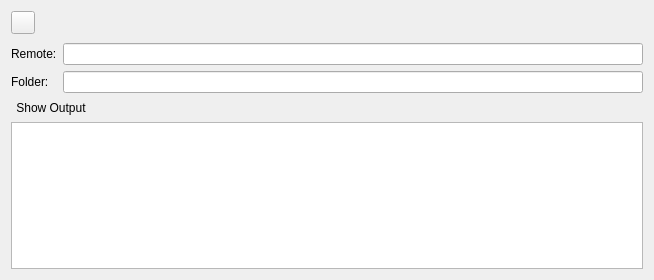
Above: src/stream_widget.ui from holazt/RcloneBrowser before the change. Below: the same form after it.
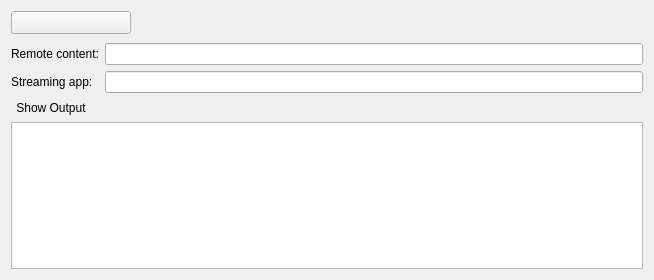
That is the form after the change.

Commit message: updated streaming functionality

The edit to the form file:
```diff
--- a/src/stream_widget.ui
+++ b/src/stream_widget.ui
@@ -34,6 +34,12 @@
       </property>
       <item>
        <widget class="QToolButton" name="showDetails">
+        <property name="minimumSize">
+         <size>
+          <width>120</width>
+          <height>0</height>
+         </size>
+        </property>
         <property name="checkable">
          <bool>true</bool>
         </property>
@@ -128,7 +134,7 @@
          </sizepolicy>
         </property>
         <property name="text">
-         <string>Folder:</string>
+         <string>Streaming app:</string>
         </property>
         <property name="buddy">
          <cstring>stream</cstring>
@@ -144,7 +150,7 @@
          </sizepolicy>
         </property>
         <property name="text">
-         <string>Remote:</string>
+         <string>Remote content:</string>
         </property>
         <property name="buddy">
          <cstring>remote</cstring>
```
The commit also changes 2 other files.
